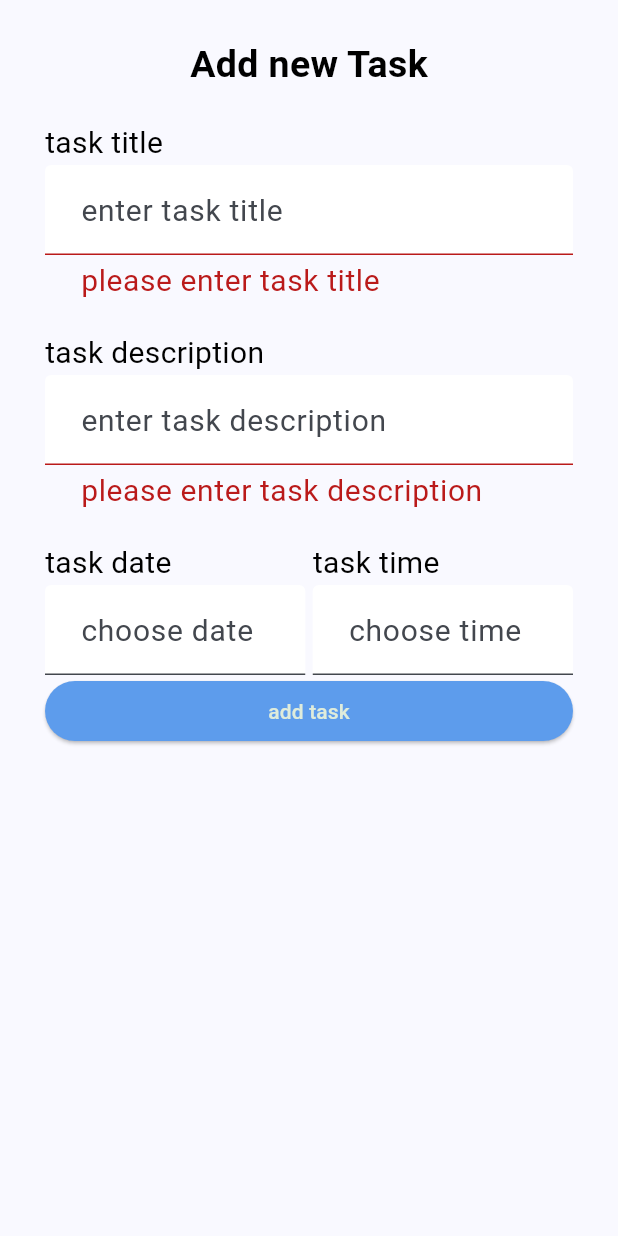
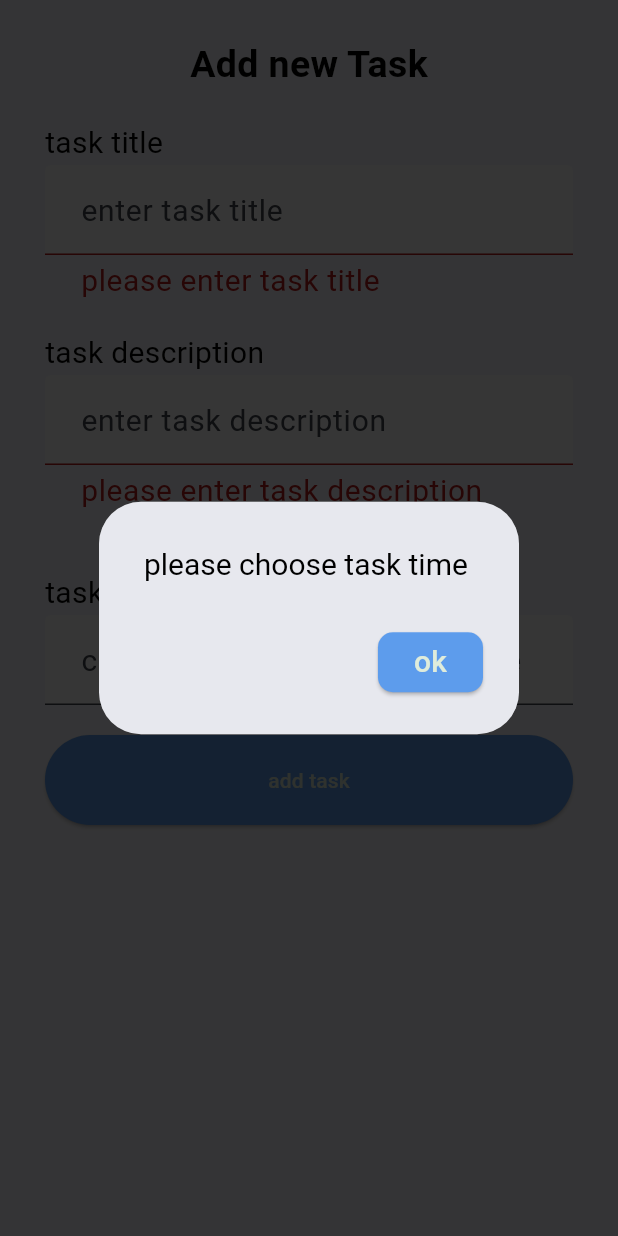
Before and after one commit to yousfraafat/todo, a Flutter app: the AddTaskBottomSheet widget shown alone on an empty page, opened directly, after a tap on "add task", on a phone screen of 412 x 824 dp. Run offline on Flutter 3.47's test engine with Material 3 defaults, Android fonts, the phone set to English and light mode, and no system bars; our stand-ins replace cloud_firestore, email_validator, firebase_auth, firebase_core, flutter_slidable; accounts and stored records are empty.

Commit message:
feat: add tasks to fire store feat: delete and add task logic

```diff
--- /dev/null
+++ b/lib/database/collections/tasks_collection.dart
@@ -0,0 +1,36 @@
+import 'package:cloud_firestore/cloud_firestore.dart';
+import 'package:todo/database/models/task.dart';
+
+class TasksCollection {
+  CollectionReference<Task> getTasksCollection(uid) {
+    var db = FirebaseFirestore.instance;
+    return db
+        .collection('users')
+        .doc(uid)
+        .collection('tasks')
+        .withConverter(
+          fromFirestore: (snapshot, options) {
+            return Task.fromFireStore(snapshot.data());
+          },
+          toFirestore: (task, options) {
+            return task.toFireStore();
+          },
+        );
+  }
+
+  Future<void> createTask(Task task, String? uid) async {
+    var docRef = getTasksCollection(uid).doc();
+    task.id = docRef.id;
+    docRef.set(task);
+  }
+
+  Future<void> deleteTask(Task task, String? uid) async {
+    return await getTasksCollection(uid).doc(task.id).delete();
+  }
+
+  Future<List<Task>> getTasksList(uid) async {
+    var snapshot = await getTasksCollection(uid).get();
+    var tasksList = snapshot.docs.map((e) => e.data()).toList();
+    return tasksList;
+  }
+}
--- /dev/null
+++ b/lib/database/models/task.dart
@@ -0,0 +1,28 @@
+class Task {
+  String? title;
+  String? description;
+  String? id;
+  int? date;
+  int? time;
+
+  Task({this.description, this.title, this.time, this.date, this.id});
+
+  Task.fromFireStore(Map<String, dynamic>? data)
+    : this(
+        description: data?['description'],
+        title: data?['title'],
+        time: data?['time'],
+        date: data?['date'],
+        id: data?['id'],
+      );
+
+  Map<String, dynamic> toFireStore() {
+    return {
+      'description': description,
+      'title': title,
+      'time': time,
+      'date': date,
+      'id': id,
+    };
+  }
+}
--- a/lib/main.dart
+++ b/lib/main.dart
@@ -3,6 +3,7 @@ import 'package:flutter/material.dart';
 import 'package:provider/provider.dart';
 import 'package:todo/my_theme.dart';
 import 'package:todo/providers/app_auth_provider.dart';
+import 'package:todo/providers/tasks_provider.dart';
 import 'package:todo/screens/home_screen/home_screen.dart';
 
 import 'firebase_options.dart';
@@ -16,6 +17,7 @@ Future<void> main() async {
     MultiProvider(
       providers: [
         ChangeNotifierProvider(create: (context) => AppAuthProvider()),
+        ChangeNotifierProvider(create: (context) => TasksProvider()),
       ],
       child: const MyApp(),
     ),
--- a/lib/providers/app_auth_provider.dart
+++ b/lib/providers/app_auth_provider.dart
@@ -36,7 +36,7 @@ class AppAuthProvider extends ChangeNotifier {
 
   Future<void> login(User newUser, String uid) async {
     currentUser = newUser;
-    signInWithUid(uid);
+    await signInWithUid(uid);
   }
 
   void logout() {
--- /dev/null
+++ b/lib/providers/tasks_provider.dart
@@ -0,0 +1,24 @@
+import 'package:flutter/material.dart';
+import 'package:todo/database/collections/tasks_collection.dart';
+import 'package:todo/database/models/task.dart';
+
+class TasksProvider extends ChangeNotifier {
+  TasksCollection tasksCollection = TasksCollection();
+
+  Future<void> addTask(Task task, String? uid) async {
+    await tasksCollection.createTask(task, uid);
+    notifyListeners();
+    return;
+  }
+
+  Future<void> removeTask(Task task, String? uid) async {
+    await tasksCollection.deleteTask(task, uid);
+    notifyListeners();
+    return;
+  }
+
+  Future<List<Task>> getAllTasks(String? uid) async {
+    List<Task> tasks = await tasksCollection.getTasksList(uid);
+    return tasks;
+  }
+}
--- a/lib/screens/home_screen/tabs/todo_list_tab/add_task_bottom_sheet.dart
+++ b/lib/screens/home_screen/tabs/todo_list_tab/add_task_bottom_sheet.dart
@@ -1,8 +1,13 @@
 import 'package:flutter/material.dart';
+import 'package:provider/provider.dart';
 import 'package:todo/common/app_dialogs.dart';
 import 'package:todo/common/task_text_field.dart';
+import 'package:todo/date_time_utils.dart';
+import 'package:todo/providers/app_auth_provider.dart';
+import 'package:todo/providers/tasks_provider.dart';
 
 import '../../../../common/date_time_text_field.dart';
+import '../../../../database/models/task.dart';
 
 class AddTaskBottomSheet extends StatefulWidget {
   const AddTaskBottomSheet({super.key});
@@ -18,7 +23,8 @@ class _AddTaskBottomSheetState extends State<AddTaskBottomSheet> {
 
   @override
   Widget build(BuildContext context) {
-    return Padding(
+    return SingleChildScrollView(
+      child: Padding(
         padding: const EdgeInsets.symmetric(horizontal: 30, vertical: 25),
         child: Form(
           key: formKey,
@@ -58,7 +64,9 @@ class _AddTaskBottomSheetState extends State<AddTaskBottomSheet> {
                   return null;
                 },
               ),
-            Row(
+              Container(
+                margin: EdgeInsets.symmetric(vertical: 20),
+                child: Row(
                   children: [
                     Expanded(
                       child: DateTimeTextField(
@@ -66,7 +74,7 @@ class _AddTaskBottomSheetState extends State<AddTaskBottomSheet> {
                         hint:
                             selectedDate == null
                                 ? 'choose date'
-                            : '${selectedDate!.year}/${selectedDate!.month}/${selectedDate!.day}',
+                                : '${selectedDate?.formatDate()}',
                         onPress: () {
                           showDatePickerDialog();
                         },
@@ -79,7 +87,7 @@ class _AddTaskBottomSheetState extends State<AddTaskBottomSheet> {
                         hint:
                             selectedTime == null
                                 ? 'choose time'
-                            : '${selectedTime!.hour}:${selectedTime!.minute}',
+                                : '${selectedTime?.formatTime()}',
                         onPress: () {
                           showTimePickerDialog();
                         },
@@ -87,13 +95,16 @@ class _AddTaskBottomSheetState extends State<AddTaskBottomSheet> {
                     ),
                   ],
                 ),
+              ),
               ElevatedButton(
+                style: ElevatedButton.styleFrom(padding: EdgeInsets.all(20)),
                 onPressed: () {
                   addTask();
                 },
                 child: Text('add task'),
               ),
             ],
+          ),
         ),
       ),
     );
@@ -129,15 +140,60 @@ class _AddTaskBottomSheetState extends State<AddTaskBottomSheet> {
     });
   }
 
-  void addTask() {
-    if (formKey.currentState!.validate() == false) return;
+  Future<void> addTask() async {
+    TasksProvider tasksProvider = Provider.of<TasksProvider>(
+      context,
+      listen: false,
+    );
+    AppAuthProvider authProvider = Provider.of<AppAuthProvider>(
+      context,
+      listen: false,
+    );
+    if (isValidTask()) {
+      var task = Task(
+        description: description.text,
+        title: title.text,
+        time: selectedTime?.epochTime(),
+        date: selectedDate?.dateOnly(),
+      );
+      try {
+        showLoadingDialog(context: context, message: 'adding task ...');
+        await tasksProvider.addTask(task, authProvider.user!.authId);
+        popDialog(context);
+        showMessageDialog(
+          context: context,
+          message: 'add task successfully',
+          posButtonText: 'ok',
+          posButtonTap: () {
+            popDialog(context);
+            setState(() {
+              Navigator.pop(context);
+            });
+          },
+        );
+      } catch (e) {
+        popDialog(context);
+        showMessageDialog(
+          context: context,
+          message: 'something went wrong ',
+          posButtonText: 'ok',
+        );
+      }
+    }
+  }
+
+  bool isValidTask() {
+    bool isValid = true;
+    if (formKey.currentState!.validate() == false) {
+      isValid = false;
+    }
     if (selectedDate == null) {
       showMessageDialog(
         context: context,
         message: 'please choose task date',
         posButtonText: 'ok',
       );
-      return;
+      isValid = false;
     }
     if (selectedTime == null) {
       showMessageDialog(
@@ -145,7 +201,8 @@ class _AddTaskBottomSheetState extends State<AddTaskBottomSheet> {
         message: 'please choose task time',
         posButtonText: 'ok',
       );
-      return;
+      isValid = false;
+    }
+    return isValid;
   }
 }
-}
--- a/lib/screens/home_screen/tabs/todo_list_tab/task_item.dart
+++ b/lib/screens/home_screen/tabs/todo_list_tab/task_item.dart
@@ -1,13 +1,23 @@
 import 'package:flutter/material.dart';
 import 'package:flutter_slidable/flutter_slidable.dart';
+import 'package:provider/provider.dart';
+import 'package:todo/common/app_dialogs.dart';
+import 'package:todo/database/models/task.dart';
+import 'package:todo/date_time_utils.dart';
+import 'package:todo/providers/app_auth_provider.dart';
 
 import '../../../../my_theme.dart';
+import '../../../../providers/tasks_provider.dart';
 
 class TaskItem extends StatelessWidget {
-  const TaskItem({super.key});
+  Task task;
+
+  TaskItem({super.key, required this.task});
 
   @override
   Widget build(BuildContext context) {
+    TasksProvider tasksProvider = Provider.of<TasksProvider>(context);
+    AppAuthProvider authProvider = Provider.of<AppAuthProvider>(context);
     return Container(
       margin: EdgeInsets.symmetric(vertical: 20),
       child: Slidable(
@@ -15,7 +25,22 @@ class TaskItem extends StatelessWidget {
           motion: ScrollMotion(),
           children: [
             SlidableAction(
-              onPressed: (context) {},
+              onPressed: (BuildContext) {
+                showMessageDialog(
+                  context: context,
+                  message: 'do you want to delete this task ?',
+                  posButtonText: 'yes',
+                  posButtonTap: () {
+                    tasksProvider.removeTask(task, authProvider.user!.authId);
+                    popDialog(context);
+                  },
+                  negButtonText: 'no',
+                  negButtonTap: () {
+                    popDialog(context);
+                  },
+                );
+                return;
+              },
               autoClose: true,
               backgroundColor: Colors.red,
               icon: Icons.delete,
@@ -51,7 +76,7 @@ class TaskItem extends StatelessWidget {
                   crossAxisAlignment: CrossAxisAlignment.start,
                   children: [
                     Text(
-                      'task title',
+                      '${task.title}',
                       style: TextStyle(
                         color: MyTheme.lightPrimary,
                         fontSize: 25,
@@ -63,7 +88,10 @@ class TaskItem extends StatelessWidget {
                       children: [
                         Icon(Icons.watch_later_outlined),
                         SizedBox(width: 5),
-                        Text('time', style: TextStyle(fontSize: 20)),
+                        Text(
+                          '${task.time?.formatTime()}',
+                          style: TextStyle(fontSize: 20),
+                        ),
                       ],
                     ),
                   ],
--- a/lib/screens/login_screen.dart
+++ b/lib/screens/login_screen.dart
@@ -87,6 +87,7 @@ class _LoginScreenState extends State<LoginScreen> {
                             login();
                           },
                           style: ElevatedButton.styleFrom(
+                            backgroundColor: Colors.white,
                             shape: RoundedRectangleBorder(
                               borderRadius: BorderRadius.circular(20),
                             ),
--- a/lib/screens/register_screen.dart
+++ b/lib/screens/register_screen.dart
@@ -117,6 +117,7 @@ class _RegisterScreenState extends State<RegisterScreen> {
                             register();
                           },
                           style: ElevatedButton.styleFrom(
+                            backgroundColor: Colors.white,
                             shape: RoundedRectangleBorder(
                               borderRadius: BorderRadius.circular(20),
                             ),
--- a/pubspec.yaml
+++ b/pubspec.yaml
@@ -40,6 +40,7 @@ dependencies:
   firebase_auth: ^5.5.1
   provider: ^6.1.2
   cloud_firestore: ^5.6.6
+  intl: ^0.20.2
 
 dev_dependencies:
   flutter_test:
```
Also changed, not shown: lib/date_time_utils.dart (added, +38 -0 lines), lib/screens/home_screen/tabs/todo_list_tab/todo_list_tab.dart (+49 -2 lines), pubspec.lock. Lines whose indentation alone changed are shown as unchanged.
